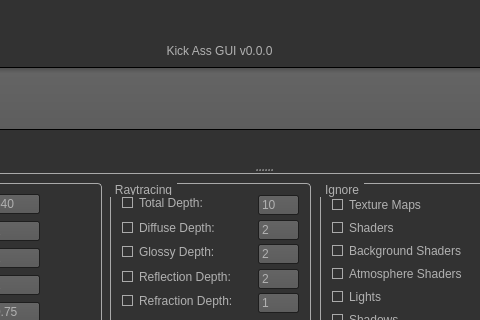
First picture: the form in src/mainwindow.ui, repository crewshin/KickAssGUI, before the edit; both pictures show x 241 to 721 and y 0 to 320 of the 1005 by 601 pixel window.
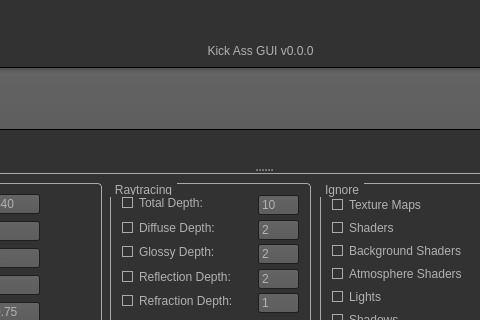
Second picture: the form after the edit. Icons and pictures are not drawn.

Commit message: Moved a minor constraint for visual polish.

Patch:
```diff
--- a/src/mainwindow.ui
+++ b/src/mainwindow.ui
@@ -660,7 +660,7 @@
           </property>
           <property name="sizeHint" stdset="0">
            <size>
-            <width>250</width>
+            <width>305</width>
             <height>20</height>
            </size>
           </property>
```
